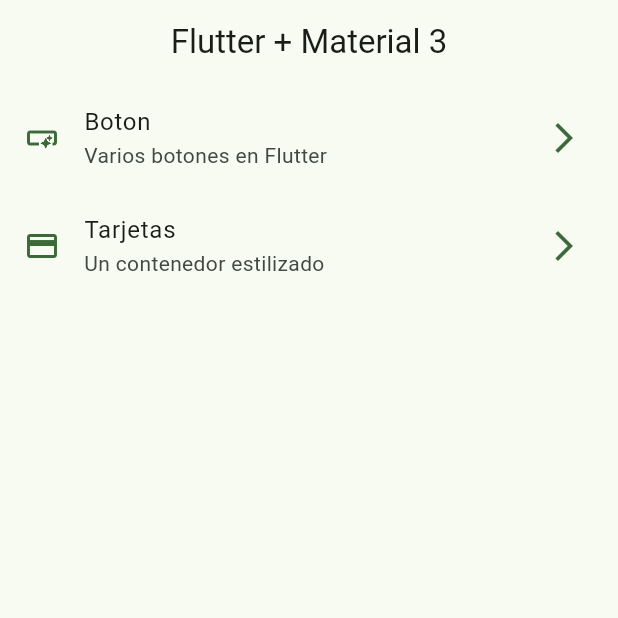
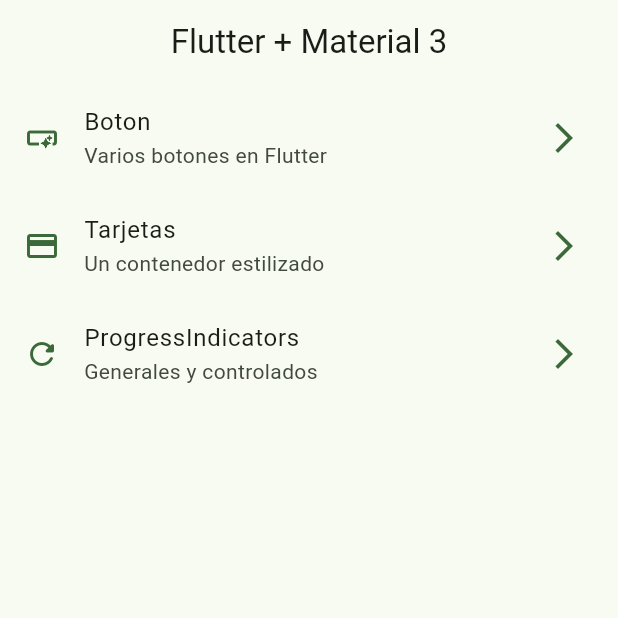
Before and after one commit to chekelon/widgets_app, a Flutter app: the screen it shows after launch, on a phone screen of 412 x 824 dp, the top half of it. Run offline on Flutter 3.47's test engine with Material 2 defaults, Android fonts, the phone set to English and light mode, and no system bars; our stand-ins replace go_router.

Commit message:
progress indicators finished

```diff
--- a/lib/config/menu/menu_items.dart
+++ b/lib/config/menu/menu_items.dart
@@ -23,5 +23,10 @@ class MenuItem {
         subTitle: 'Un contenedor estilizado',
         link: '/cards',
         icon: Icons.credit_card),
+    MenuItem(
+        title: 'ProgressIndicators',
+        subTitle: 'Generales y controlados',
+        link: '/progress',
+        icon: Icons.refresh_rounded),
   ];
 }
--- a/lib/config/router/app_router.dart
+++ b/lib/config/router/app_router.dart
@@ -17,4 +17,9 @@ final appRouter = GoRouter(initialLocation: '/', routes: [
     path: '/cards',
     builder: (context, state) => const CardScreen(),
   ),
+  GoRoute(
+    name: ProgressScreen.name,
+    path: '/progress',
+    builder: (context, state) => const ProgressScreen(),
+  ),
 ]);
```
Also changed, not shown: lib/presentation/screens/progress/progress_screen.dart (+79 -1 lines).
